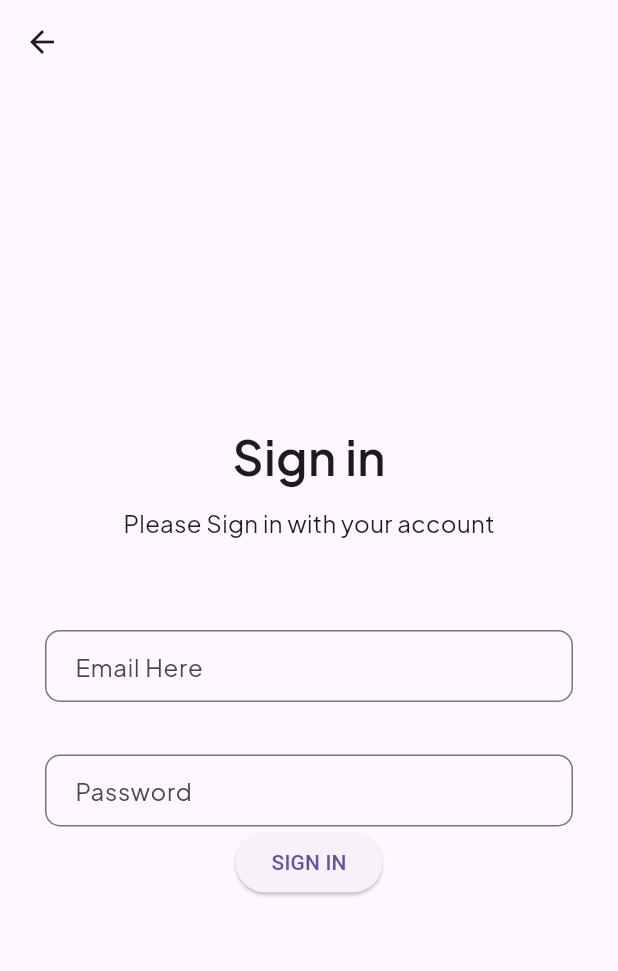
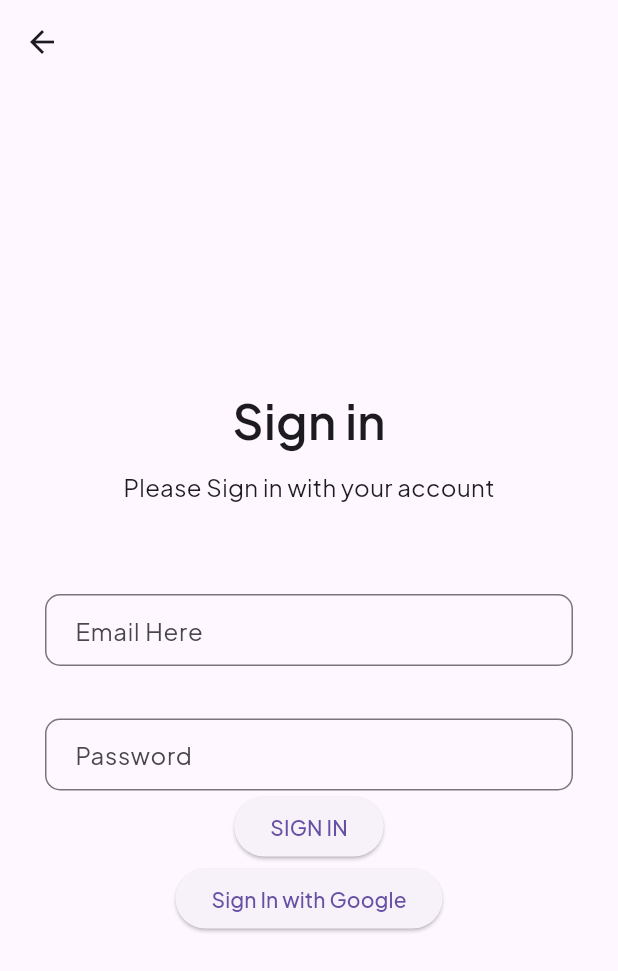
Before and after one commit to Faqihasyari/app_lms, a Flutter app: the SigninView screen opened by its route, on a phone screen of 412 x 824 dp. Shown: the top 971 px of the screen. Run offline on Flutter 3.47's test engine with Material 3 defaults, Android fonts, the phone set to English and light mode, and no system bars; our stand-ins replace get, google_fonts.

Commit message:
btnGoogle

```diff
--- a/lib/app/modules/signin/views/signin_view.dart
+++ b/lib/app/modules/signin/views/signin_view.dart
@@ -69,7 +69,10 @@ class SigninView extends GetView<SigninController> {
               ),
             ),
           ),
-          ElevatedButton(onPressed: () {}, child: Text('SIGN IN'))
+          ElevatedButton(onPressed: () {}, child: Text('SIGN IN', style: GoogleFonts.plusJakartaSans(),)),
+          ElevatedButton(onPressed: () {
+
+          }, child: Text('Sign In with Google', style: GoogleFonts.plusJakartaSans()))
         ],
       )),
     );
```
